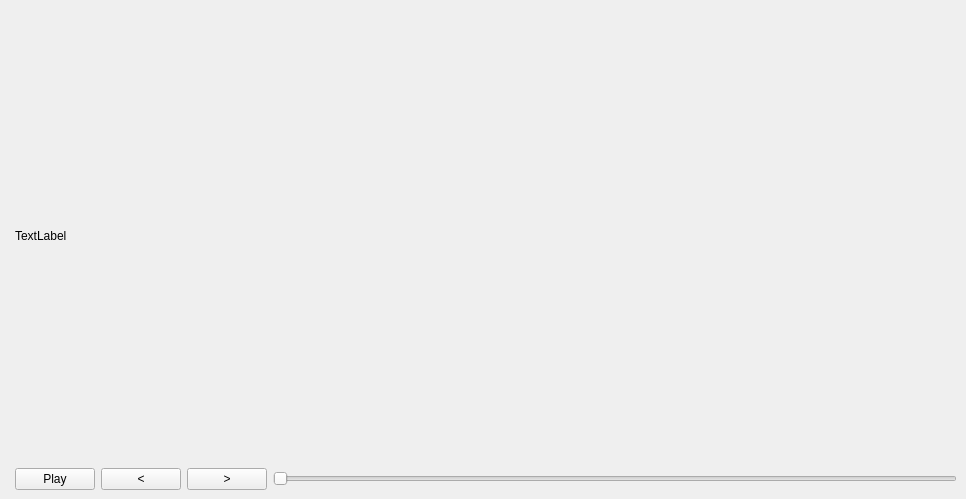
This is pclviewer.ui in iamkevinzhao/Liver6D as Qt 5 draws it before an edit. The edited form follows.
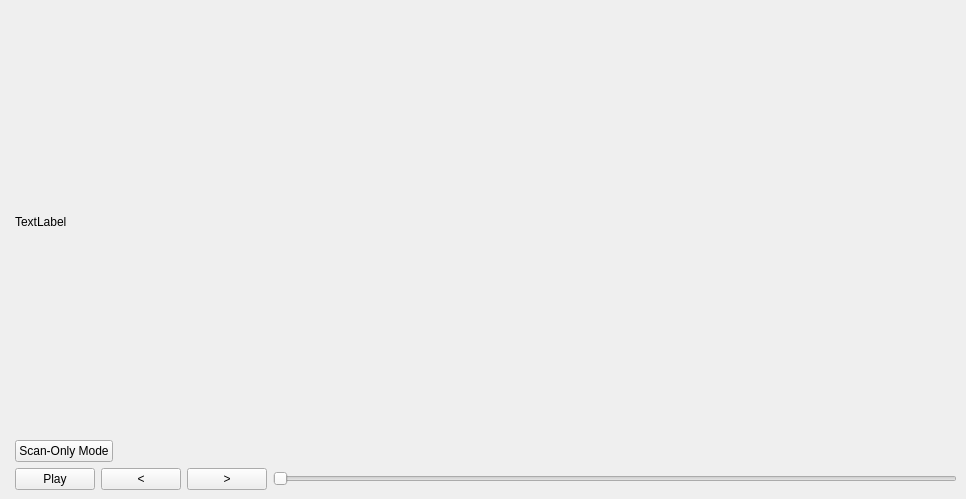
This is the edited form. Custom widgets are drawn as their Qt base class.

Commit message: Scaled scan

What changed in the file:
```diff
--- a/pclviewer.ui
+++ b/pclviewer.ui
@@ -41,6 +41,30 @@
           </property>
          </widget>
         </item>
+        <item>
+         <layout class="QGridLayout" name="gridLayout_2">
+          <item row="0" column="0">
+           <widget class="QPushButton" name="VideoModeButton">
+            <property name="text">
+             <string>Scan-Only Mode</string>
+            </property>
+           </widget>
+          </item>
+          <item row="0" column="1">
+           <spacer name="horizontalSpacer">
+            <property name="orientation">
+             <enum>Qt::Horizontal</enum>
+            </property>
+            <property name="sizeHint" stdset="0">
+             <size>
+              <width>40</width>
+              <height>20</height>
+             </size>
+            </property>
+           </spacer>
+          </item>
+         </layout>
+        </item>
         <item>
          <layout class="QHBoxLayout" name="horizontalLayout_2">
           <item>
```
The commit also changes 4 other files.
